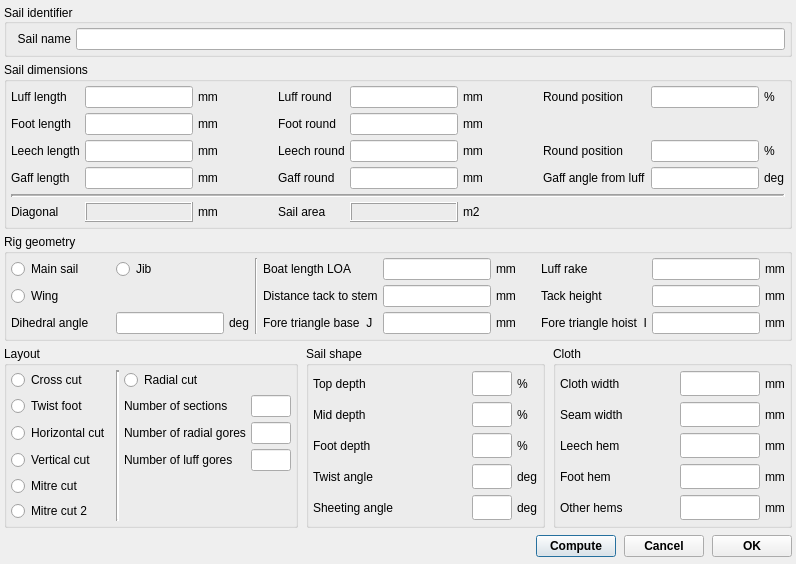
The window that src/formsaildefbase.ui (sailcut/sailcut) describes before a commit, drawn with Qt 5.
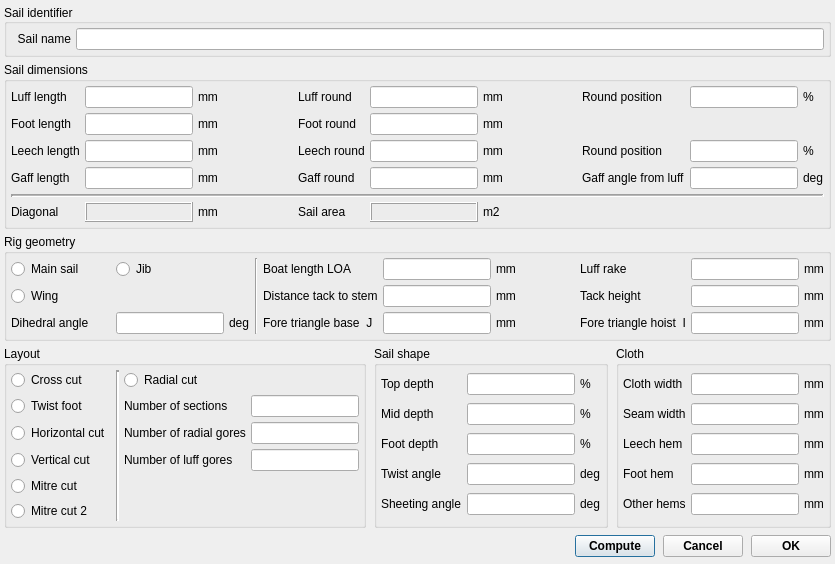
The same window after the commit.

Commit message: remove size constraints on QLineEdit

The edit to the form file:
```diff
--- a/src/formsaildefbase.ui
+++ b/src/formsaildefbase.ui
@@ -971,18 +971,6 @@
         </item>
         <item row="2" column="3">
          <widget class="QLineEdit" name="txtGores">
-          <property name="minimumSize">
-           <size>
-            <width>28</width>
-            <height>18</height>
-           </size>
-          </property>
-          <property name="maximumSize">
-           <size>
-            <width>40</width>
-            <height>25</height>
-           </size>
-          </property>
           <property name="alignment">
            <set>Qt::AlignHCenter</set>
           </property>
@@ -990,18 +978,6 @@
         </item>
         <item row="3" column="3">
          <widget class="QLineEdit" name="txtLuffGores">
-          <property name="minimumSize">
-           <size>
-            <width>28</width>
-            <height>18</height>
-           </size>
-          </property>
-          <property name="maximumSize">
-           <size>
-            <width>40</width>
-            <height>25</height>
-           </size>
-          </property>
           <property name="alignment">
            <set>Qt::AlignHCenter</set>
           </property>
@@ -1120,18 +1096,6 @@
         </item>
         <item row="1" column="3">
          <widget class="QLineEdit" name="txtSections">
-          <property name="minimumSize">
-           <size>
-            <width>28</width>
-            <height>18</height>
-           </size>
-          </property>
-          <property name="maximumSize">
-           <size>
-            <width>40</width>
-            <height>25</height>
-           </size>
-          </property>
           <property name="alignment">
            <set>Qt::AlignHCenter</set>
           </property>
@@ -1234,18 +1198,6 @@
         </item>
         <item row="0" column="1">
          <widget class="QLineEdit" name="txtTopDepth">
-          <property name="minimumSize">
-           <size>
-            <width>28</width>
-            <height>18</height>
-           </size>
-          </property>
-          <property name="maximumSize">
-           <size>
-            <width>40</width>
-            <height>25</height>
-           </size>
-          </property>
           <property name="alignment">
            <set>Qt::AlignHCenter</set>
           </property>
@@ -1253,18 +1205,6 @@
         </item>
         <item row="1" column="1">
          <widget class="QLineEdit" name="txtMidDepth">
-          <property name="minimumSize">
-           <size>
-            <width>28</width>
-            <height>18</height>
-           </size>
-          </property>
-          <property name="maximumSize">
-           <size>
-            <width>40</width>
-            <height>25</height>
-           </size>
-          </property>
           <property name="alignment">
            <set>Qt::AlignHCenter</set>
           </property>
@@ -1279,18 +1219,6 @@
         </item>
         <item row="2" column="1">
          <widget class="QLineEdit" name="txtFootDepth">
-          <property name="minimumSize">
-           <size>
-            <width>28</width>
-            <height>18</height>
-           </size>
-          </property>
-          <property name="maximumSize">
-           <size>
-            <width>40</width>
-            <height>25</height>
-           </size>
-          </property>
           <property name="alignment">
            <set>Qt::AlignHCenter</set>
           </property>
@@ -1364,18 +1292,6 @@
         </item>
         <item row="3" column="1">
          <widget class="QLineEdit" name="txtTwistAngle">
-          <property name="minimumSize">
-           <size>
-            <width>28</width>
-            <height>18</height>
-           </size>
-          </property>
-          <property name="maximumSize">
-           <size>
-            <width>40</width>
-            <height>25</height>
-           </size>
-          </property>
           <property name="alignment">
            <set>Qt::AlignHCenter</set>
           </property>
@@ -1383,18 +1299,6 @@
         </item>
         <item row="4" column="1">
          <widget class="QLineEdit" name="txtSheetAngle">
-          <property name="minimumSize">
-           <size>
-            <width>28</width>
-            <height>18</height>
-           </size>
-          </property>
-          <property name="maximumSize">
-           <size>
-            <width>40</width>
-            <height>25</height>
-           </size>
-          </property>
           <property name="alignment">
            <set>Qt::AlignHCenter</set>
           </property>
@@ -1484,18 +1388,6 @@
         </property>
         <item row="3" column="1">
          <widget class="QLineEdit" name="txtFootHemWidth">
-          <property name="minimumSize">
-           <size>
-            <width>60</width>
-            <height>18</height>
-           </size>
-          </property>
-          <property name="maximumSize">
-           <size>
-            <width>80</width>
-            <height>25</height>
-           </size>
-          </property>
           <property name="alignment">
            <set>Qt::AlignHCenter</set>
           </property>
@@ -1503,18 +1395,6 @@
         </item>
         <item row="4" column="1">
          <widget class="QLineEdit" name="txtHemsWidth">
-          <property name="minimumSize">
-           <size>
-            <width>60</width>
-            <height>18</height>
-           </size>
-          </property>
-          <property name="maximumSize">
-           <size>
-            <width>80</width>
-            <height>25</height>
-           </size>
-          </property>
           <property name="alignment">
            <set>Qt::AlignHCenter</set>
           </property>
@@ -1575,18 +1455,6 @@
         </item>
         <item row="2" column="1">
          <widget class="QLineEdit" name="txtLeechHemWidth">
-          <property name="minimumSize">
-           <size>
-            <width>60</width>
-            <height>18</height>
-           </size>
-          </property>
-          <property name="maximumSize">
-           <size>
-            <width>80</width>
-            <height>25</height>
-           </size>
-          </property>
           <property name="alignment">
            <set>Qt::AlignHCenter</set>
           </property>
@@ -1648,18 +1516,6 @@
         </item>
         <item row="1" column="1">
          <widget class="QLineEdit" name="txtSeamWidth">
-          <property name="minimumSize">
-           <size>
-            <width>60</width>
-            <height>18</height>
-           </size>
-          </property>
-          <property name="maximumSize">
-           <size>
-            <width>80</width>
-            <height>25</height>
-           </size>
-          </property>
           <property name="alignment">
            <set>Qt::AlignHCenter</set>
           </property>
@@ -1667,18 +1523,6 @@
         </item>
         <item row="0" column="1">
          <widget class="QLineEdit" name="txtClothWidth">
-          <property name="minimumSize">
-           <size>
-            <width>60</width>
-            <height>18</height>
-           </size>
-          </property>
-          <property name="maximumSize">
-           <size>
-            <width>80</width>
-            <height>25</height>
-           </size>
-          </property>
           <property name="alignment">
            <set>Qt::AlignHCenter</set>
           </property>
```
